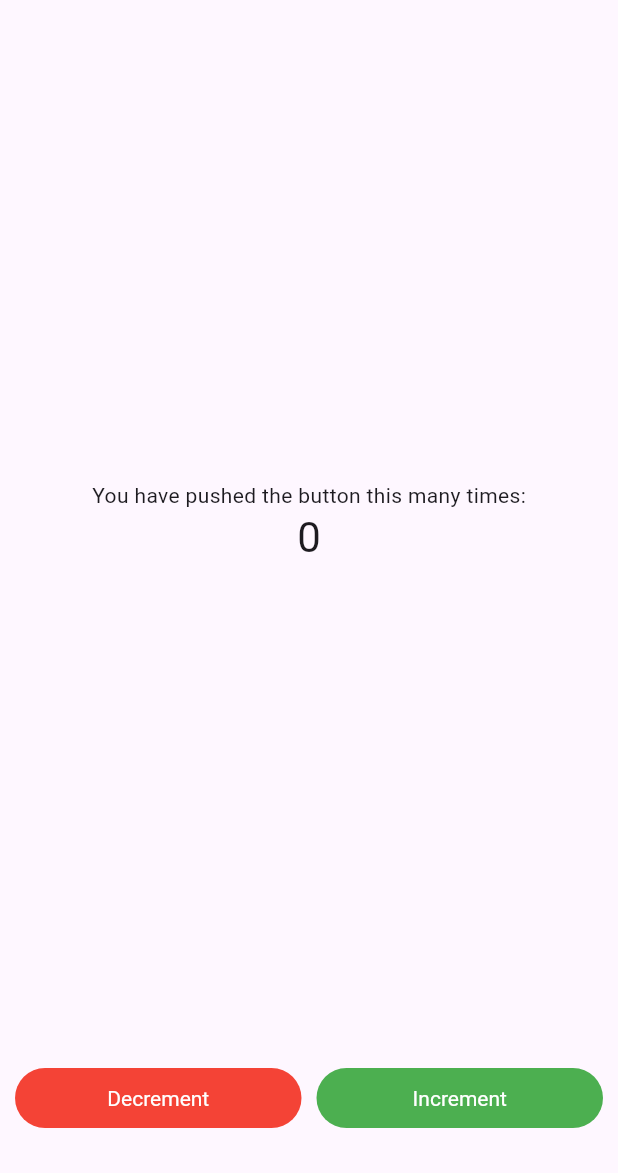
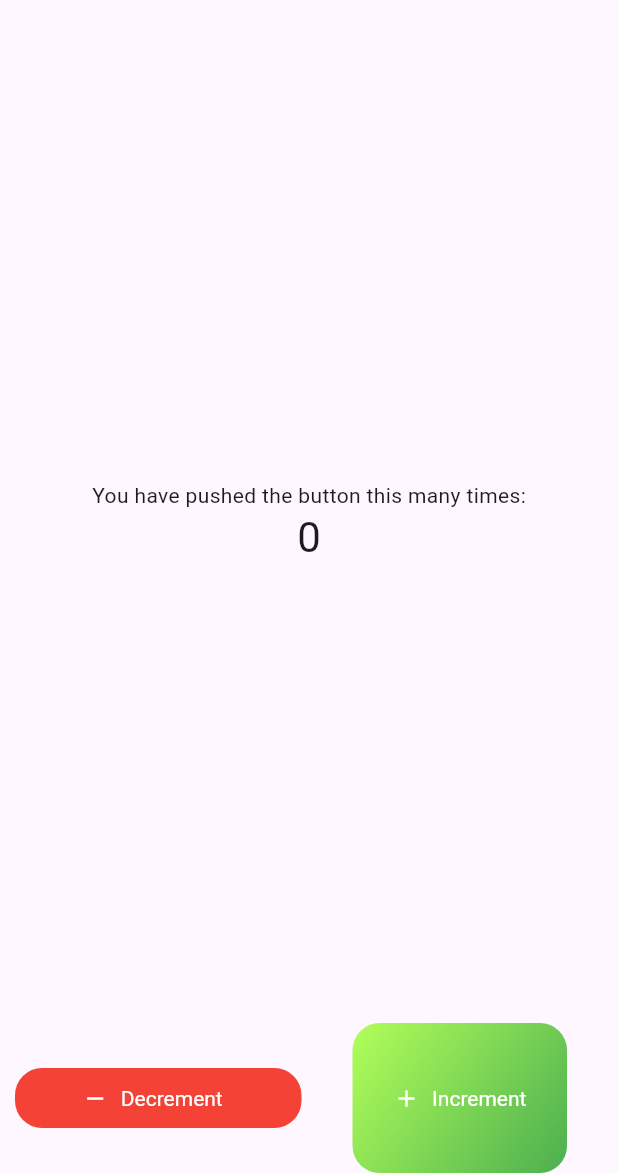
Before and after one commit to nikhith265/submit_button_group, a Flutter app: the screen it shows after launch, on a phone screen of 412 x 824 dp, the part 63-1236 px from its top. Run offline on Flutter 3.47's test engine with Material 3 defaults, Android fonts, the phone set to English and light mode, and no system bars.

Commit message:
feat: Add icon, shape, and gradient features to SubmitButtonsGroup
New features:
- Icon Support: Added `primeButtonIcon` and `secondaryButtonIcon` to allow icons in buttons.
- Button Shape Customization: Introduced `buttonShape` for custom `OutlinedBorder`.
- Gradient Backgrounds: Added `primeButtonGradient` and `secondaryButtonGradient` for gradient button backgrounds.

Updated the example app to showcase these new capabilities.
Added unit tests to verify the functionality of the new features.
Updated CHANGELOG.md with the details of these enhancements under version 1.1.0.

```diff
--- a/example/lib/main.dart
+++ b/example/lib/main.dart
@@ -79,8 +79,16 @@ class _MyHomePageState extends State<MyHomePage> {
             loading: _loading,
             primeButtonText: 'Increment',
             secondaryButtonText: 'Decrement',
+            primeButtonIcon: const Icon(Icons.add),
+            secondaryButtonIcon: const Icon(Icons.remove),
+            buttonShape:
+                RoundedRectangleBorder(borderRadius: BorderRadius.circular(18.0)),
+            primeButtonGradient: const LinearGradient(
+                colors: [Colors.lightGreenAccent, Colors.green],
+                begin: Alignment.topLeft,
+                end: Alignment.bottomRight),
             secondaryButtonColor: Colors.red,
-            primeButtonColor: Colors.green,
+            primeButtonColor: Colors.green, // This will be overridden by gradient, but good to keep for clarity or if gradient is removed
             secondaryButtonTextStyle: const TextStyle(color: Colors.white),
             onCancel: _counter > 0
                 ? () async {
--- a/lib/src/submit_button_widget.dart
+++ b/lib/src/submit_button_widget.dart
@@ -69,6 +69,21 @@ class SubmitButtonsGroup extends StatefulWidget with ButtonConstants {
   ///on [Null] shows default [CircularProgressIndicator].
   final Widget? loaderWidget;
 
+  ///[primeButtonIcon] add a icon to the primary button.
+  final Widget? primeButtonIcon;
+
+  ///[secondaryButtonIcon] add a icon to the secondary button.
+  final Widget? secondaryButtonIcon;
+
+  ///[buttonShape] add a shape to the buttons.
+  final OutlinedBorder? buttonShape;
+
+  ///[primeButtonGradient] add a gradient to the primary button.
+  final Gradient? primeButtonGradient;
+
+  ///[secondaryButtonGradient] add a gradient to the secondary button.
+  final Gradient? secondaryButtonGradient;
+
   const SubmitButtonsGroup(
       {Key? key,
       this.loading,
@@ -86,7 +101,12 @@ class SubmitButtonsGroup extends StatefulWidget with ButtonConstants {
       this.secondaryButtonColor = ButtonConstants.secondaryButtonColor,
       this.primeButtonText = ButtonConstants.primeButtonText,
       this.primeButtonTextStyle = ButtonConstants.primeButtonTextStyle,
-      this.loaderWidget})
+      this.loaderWidget,
+      this.primeButtonIcon,
+      this.secondaryButtonIcon,
+      this.buttonShape,
+      this.primeButtonGradient,
+      this.secondaryButtonGradient})
       : super(key: key);
 
   @override
@@ -129,19 +149,94 @@ class _SubmitButtonsGroup extends State<SubmitButtonsGroup> {
       SizedBox(width: _isButtonGroupAvailable ? 10 : 0);
 
   Widget _buildPrimaryButton() {
+    Widget child = Text(widget.primeButtonText ?? '');
+    if (widget.primeButtonIcon != null) {
+      child = Row(
+        mainAxisSize: MainAxisSize.min,
+        children: [
+          widget.primeButtonIcon!,
+          const SizedBox(width: 8),
+          child,
+        ],
+      );
+    }
+
+    if (widget.primeButtonGradient != null) {
+      child = Ink(
+        decoration: BoxDecoration(
+          gradient: widget.primeButtonGradient,
+          borderRadius: widget.buttonShape is RoundedRectangleBorder
+              ? (widget.buttonShape as RoundedRectangleBorder).borderRadius
+              : BorderRadius.circular(4), // Default border radius
+        ),
+        child: Container(
+          alignment: Alignment.center,
+          constraints: widget.isExpand ? const BoxConstraints(minHeight: 40, minWidth: double.maxFinite) : BoxConstraints(minHeight: _getButtonSize()?.height ?? 40, minWidth: _getButtonSize()?.width ?? 0),
+          child: child,
+        ),
+      );
+    }
+
+    if (widget.primeButtonIcon != null && widget.primeButtonGradient == null) {
+      return ElevatedButton.icon(
+        style: _primaryButtonStyle(),
+        onPressed: widget.onSubmit,
+        icon: widget.primeButtonIcon!,
+        label: Text(widget.primeButtonText ?? ''),
+      );
+    }
+
     return ElevatedButton(
       style: _primaryButtonStyle(),
       onPressed: widget.onSubmit,
-      child: Text(widget.primeButtonText ?? ''),
+      child: child,
     );
   }
 
   Widget _buildSecondaryButton() {
     VoidCallback? _onCancel = widget.onCancel ?? () => Navigator.pop(context);
+    Widget child = Text(widget.secondaryButtonText ?? '');
+
+    if (widget.secondaryButtonIcon != null) {
+      child = Row(
+        mainAxisSize: MainAxisSize.min,
+        children: [
+          widget.secondaryButtonIcon!,
+          const SizedBox(width: 8),
+          child,
+        ],
+      );
+    }
+
+    if (widget.secondaryButtonGradient != null) {
+      child = Ink(
+        decoration: BoxDecoration(
+          gradient: widget.secondaryButtonGradient,
+          borderRadius: widget.buttonShape is RoundedRectangleBorder
+              ? (widget.buttonShape as RoundedRectangleBorder).borderRadius
+              : BorderRadius.circular(4), // Default border radius
+        ),
+        child: Container(
+          alignment: Alignment.center,
+          constraints: widget.isExpand ? const BoxConstraints(minHeight: 40, minWidth: double.maxFinite) : BoxConstraints(minHeight: _getButtonSize()?.height ?? 40, minWidth: _getButtonSize()?.width ?? 0),
+          child: child,
+        ),
+      );
+    }
+
+    if (widget.secondaryButtonIcon != null && widget.secondaryButtonGradient == null) {
+      return ElevatedButton.icon(
+        style: _secondaryButtonStyle(),
+        onPressed: _onCancel,
+        icon: widget.secondaryButtonIcon!,
+        label: Text(widget.secondaryButtonText ?? ''),
+      );
+    }
+
     return ElevatedButton(
       style: _secondaryButtonStyle(),
       onPressed: _onCancel,
-      child: Text(widget.secondaryButtonText ?? ''),
+      child: child,
     );
   }
 
@@ -150,8 +245,15 @@ class _SubmitButtonsGroup extends State<SubmitButtonsGroup> {
       foregroundColor: widget.secondaryButtonTextStyle!.color,
       minimumSize: _getButtonSize(),
       elevation: widget.groupElevation,
-      backgroundColor: widget.secondaryButtonColor,
+      backgroundColor: widget.secondaryButtonGradient != null
+          ? Colors.transparent
+          : widget.secondaryButtonColor,
+      surfaceTintColor:
+          widget.secondaryButtonGradient != null ? Colors.transparent : null,
+      shadowColor:
+          widget.secondaryButtonGradient != null ? Colors.transparent : null,
       textStyle: widget.secondaryButtonTextStyle,
+      shape: widget.buttonShape,
     );
   }
 
@@ -160,8 +262,14 @@ class _SubmitButtonsGroup extends State<SubmitButtonsGroup> {
       foregroundColor: widget.primeButtonTextStyle!.color,
       minimumSize: _getButtonSize(),
       elevation: widget.groupElevation,
-      backgroundColor: widget.primeButtonColor,
+      backgroundColor: widget.primeButtonGradient != null
+          ? Colors.transparent
+          : widget.primeButtonColor,
+      surfaceTintColor:
+          widget.primeButtonGradient != null ? Colors.transparent : null,
+      shadowColor: widget.primeButtonGradient != null ? Colors.transparent : null,
       textStyle: widget.primeButtonTextStyle,
+      shape: widget.buttonShape,
     );
   }
 
```
Also changed, not shown: 2 other files.
